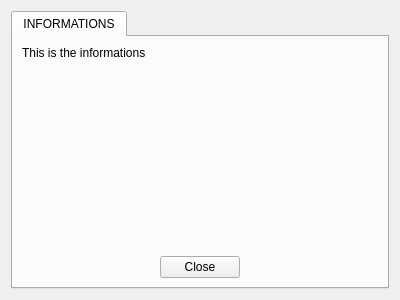
Old version of the form libcot/gui/panel/CAboutWindow.ui in the repository benoitk/COT.
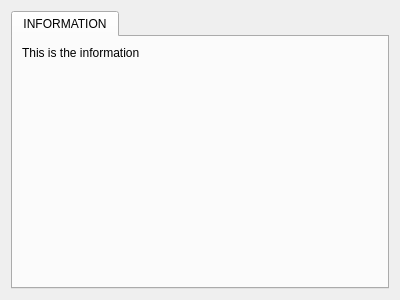
New version of the form. Custom widgets are drawn as their Qt base class.

Commit message: COT-28: Use CVerticalButtonBar in about window

Diff of the .ui file:
```diff
--- a/libcot/gui/panel/CAboutWindow.ui
+++ b/libcot/gui/panel/CAboutWindow.ui
@@ -18,17 +18,18 @@
      </property>
      <widget class="QWidget" name="wInformations">
       <attribute name="title">
-       <string>INFORMATIONS</string>
+       <string>INFORMATION</string>
       </attribute>
-      <layout class="QVBoxLayout" name="verticalLayout_2">
-       <item>
-        <widget class="QLabel" name="lInformations">
-         <property name="text">
-          <string notr="true">This is the informations</string>
-         </property>
+      <layout class="QGridLayout" name="gridLayout">
+       <property name="spacing">
+        <number>10</number>
+       </property>
+       <item row="0" column="2" rowspan="2">
+        <widget class="CVerticalButtonBar" name="vbbButtons" native="true">
+         <zorder>horizontalSpacer</zorder>
         </widget>
        </item>
-       <item>
+       <item row="1" column="0">
         <spacer name="verticalSpacer">
          <property name="orientation">
           <enum>Qt::Vertical</enum>
@@ -41,25 +42,40 @@
          </property>
         </spacer>
        </item>
-       <item alignment="Qt::AlignHCenter">
-        <widget class="QPushButton" name="pbClose">
-         <property name="sizePolicy">
-          <sizepolicy hsizetype="Maximum" vsizetype="Fixed">
-           <horstretch>0</horstretch>
-           <verstretch>0</verstretch>
-          </sizepolicy>
-         </property>
+       <item row="0" column="0" colspan="2">
+        <widget class="QLabel" name="lInformations">
          <property name="text">
-          <string>Close</string>
+          <string notr="true">This is the information</string>
          </property>
         </widget>
        </item>
+       <item row="1" column="1">
+        <spacer name="horizontalSpacer">
+         <property name="orientation">
+          <enum>Qt::Horizontal</enum>
+         </property>
+         <property name="sizeHint" stdset="0">
+          <size>
+           <width>40</width>
+           <height>20</height>
+          </size>
+         </property>
+        </spacer>
+       </item>
       </layout>
      </widget>
     </widget>
    </item>
   </layout>
  </widget>
+ <customwidgets>
+  <customwidget>
+   <class>CVerticalButtonBar</class>
+   <extends>QWidget</extends>
+   <header>CVerticalButtonBar.h</header>
+   <container>1</container>
+  </customwidget>
+ </customwidgets>
  <resources/>
  <connections/>
 </ui>
```
The commit also changes 1 other file.
